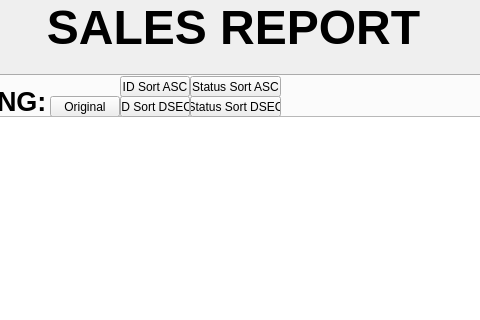
This is Project2/admin_sales_report.ui in tdragon00/CS1C_Project_2 as Qt 5 draws it before an edit; both pictures show x 392 to 872 and y 0 to 320 of the 1250 by 650 pixel window. The edited form follows.
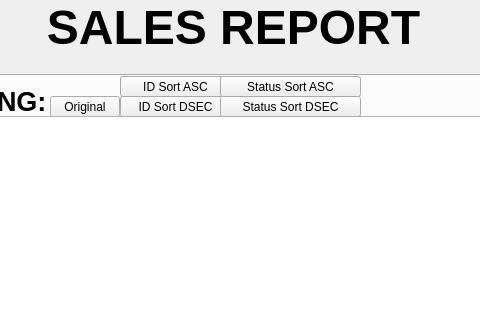
This is the edited form.

Commit message:
added expiration and search to ADMIN
took Lita's code and applied to admin tabs

Diff of the .ui file:
```diff
--- a/Project2/admin_sales_report.ui
+++ b/Project2/admin_sales_report.ui
@@ -183,7 +183,7 @@
       <rect>
        <x>460</x>
        <y>0</y>
-       <width>70</width>
+       <width>111</width>
        <height>21</height>
       </rect>
      </property>
@@ -209,7 +209,7 @@
       <rect>
        <x>460</x>
        <y>20</y>
-       <width>70</width>
+       <width>111</width>
        <height>21</height>
       </rect>
      </property>
@@ -311,9 +311,9 @@
     <widget class="QPushButton" name="statusAscSort">
      <property name="geometry">
       <rect>
-       <x>530</x>
+       <x>560</x>
        <y>0</y>
-       <width>91</width>
+       <width>141</width>
        <height>21</height>
       </rect>
      </property>
@@ -324,9 +324,9 @@
     <widget class="QPushButton" name="statusDescSort">
      <property name="geometry">
       <rect>
-       <x>530</x>
+       <x>560</x>
        <y>20</y>
-       <width>91</width>
+       <width>141</width>
        <height>21</height>
       </rect>
      </property>
```
The commit also changes 4 other files.
